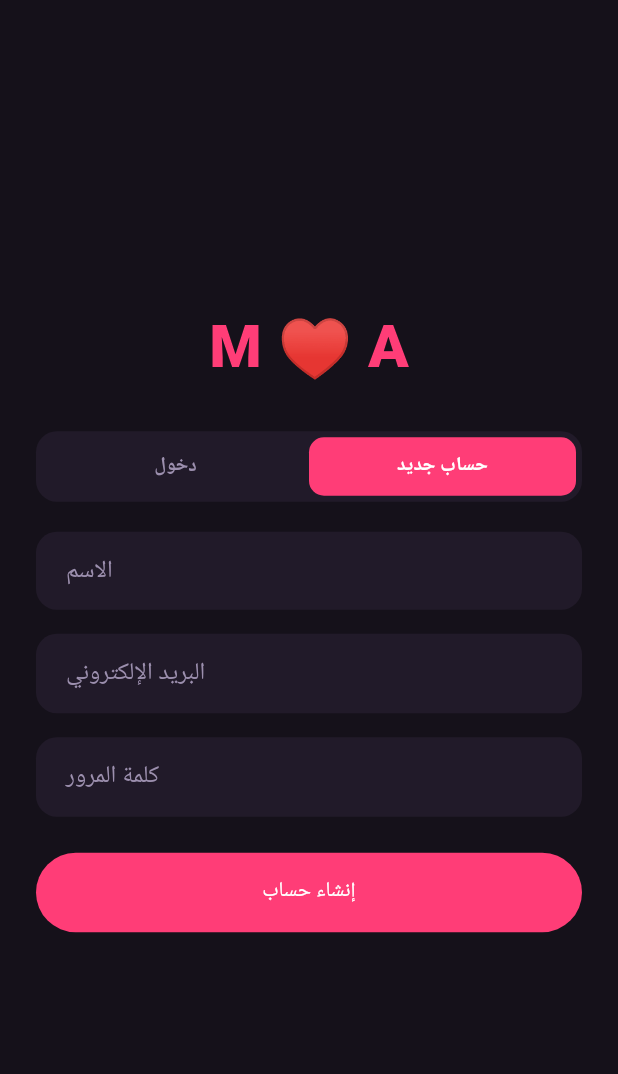
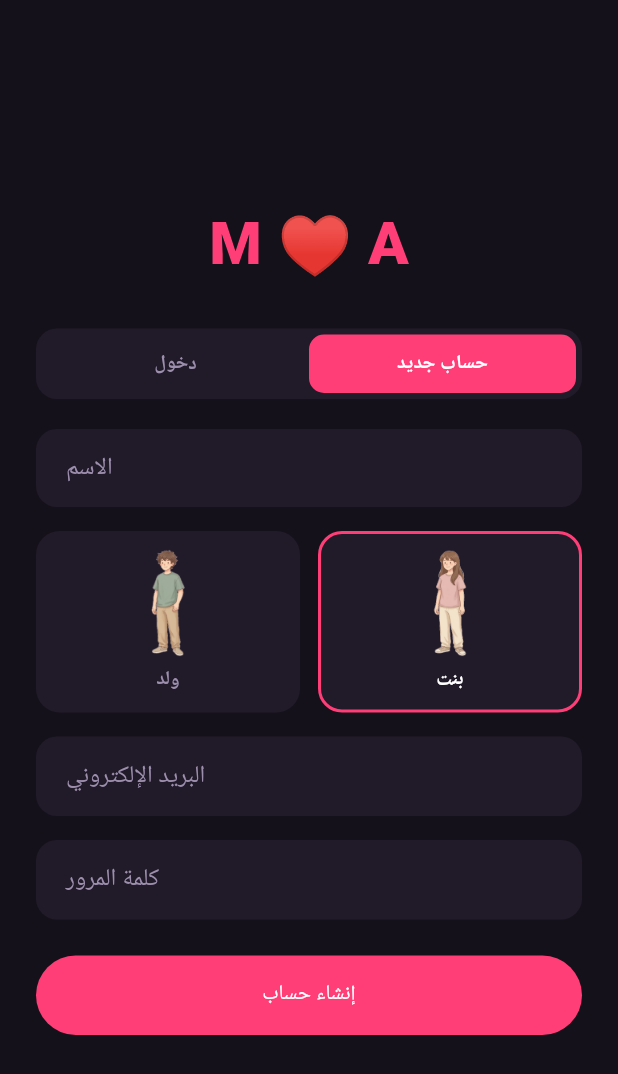
Before and after one commit to M7MMD340/M-A-World, a Flutter app: the screen it shows after launch, after a tap on "حساب جديد", on a phone screen of 412 x 824 dp. Shown: the top 1074 px of the screen. Run offline on Flutter 3.47's test engine with Material 3 defaults, Android fonts, the phone set to English and light mode, and no system bars; our stand-ins replace cloud_firestore, firebase_auth, firebase_core; missing offline and left inert: flame; accounts and stored records are empty.

Commit message:
إضافة اختيار الشخصية (ولد/بنت) عند إنشاء الحساب
بطاقتان بمعاينة حقيقية لكل شخصية (نفس صور الأفاتار داخل اللعبة)
تظهر عند إنشاء حساب جديد. الاختيار يُحفظ في Firestore ويحدد
أي صورة تُستخدم كأفاتار داخل البيت — كل شخص من الاثنين يشوف
شخصيته الخاصة بدل ما يكون الكل نفس الشخصية.

الحسابات القديمة (بدون هذا الحقل) تستمر تلقائيًا بشخصية الولد
كقيمة افتراضية.

Co-Authored-By: Claude Sonnet 5 <noreply@anthropic.com>

```diff
--- a/lib/game/home_world.dart
+++ b/lib/game/home_world.dart
@@ -11,6 +11,7 @@ import 'house_world.dart';
 class HomeWorld extends FlameGame<HouseWorld> {
   HomeWorld({
     required String avatarLabel,
+    required String characterAsset,
     required VoidCallback onOpenChat,
     required VoidCallback onOpenMemories,
     required VoidCallback onOpenCamera,
@@ -28,6 +29,7 @@ class HomeWorld extends FlameGame<HouseWorld> {
         super(
           world: HouseWorld(
             avatarLabel: avatarLabel,
+            characterAsset: characterAsset,
             onOpenChat: onOpenChat,
             onOpenMemories: onOpenMemories,
             onOpenCamera: onOpenCamera,
--- a/lib/game/house_world.dart
+++ b/lib/game/house_world.dart
@@ -16,12 +16,14 @@ import 'interactive_object.dart';
 class HouseWorld extends World with HasGameReference<HomeWorld> {
   HouseWorld({
     required this.avatarLabel,
+    required this.characterAsset,
     required this.onOpenChat,
     required this.onOpenMemories,
     required this.onOpenCamera,
   });
 
   final String avatarLabel;
+  final String characterAsset;
   final VoidCallback onOpenChat;
   final VoidCallback onOpenMemories;
   final VoidCallback onOpenCamera;
@@ -71,9 +73,7 @@ class HouseWorld extends World with HasGameReference<HomeWorld> {
       showIcon: false,
     ));
 
-    // TODO: let each person pick boy/girl once the wardrobe/character
-    // picker exists; everyone gets the boy sprite for now.
-    final avatarSprite = await Flame.images.load('characters/boy.png');
+    final avatarSprite = await Flame.images.load('characters/$characterAsset.png');
     avatar = AvatarComponent(
       label: avatarLabel,
       sprite: avatarSprite,
--- a/lib/models/user_profile.dart
+++ b/lib/models/user_profile.dart
@@ -1,5 +1,4 @@
 import 'package:cloud_firestore/cloud_firestore.dart';
-import 'package:flutter/material.dart';
 
 class UserProfile {
   UserProfile({
@@ -8,6 +7,7 @@ class UserProfile {
     required this.email,
     this.coupleId,
     this.outfitColor,
+    this.gender,
   });
 
   final String uid;
@@ -16,11 +16,11 @@ class UserProfile {
   final String? coupleId;
   final String? outfitColor;
 
-  Color get avatarColor {
-    if (outfitColor == null) return const Color(0xFFFF3D77);
-    final hex = outfitColor!.replaceFirst('#', '');
-    return Color(int.parse('FF$hex', radix: 16));
-  }
+  /// 'boy' or 'girl' — picked at signup. Falls back to 'boy' for accounts
+  /// created before this existed.
+  final String? gender;
+
+  String get characterAsset => gender == 'girl' ? 'girl' : 'boy';
 
   factory UserProfile.fromDoc(DocumentSnapshot<Map<String, dynamic>> doc) {
     final data = doc.data() ?? {};
@@ -30,6 +30,7 @@ class UserProfile {
       email: (data['email'] as String?) ?? '',
       coupleId: data['coupleId'] as String?,
       outfitColor: data['outfitColor'] as String?,
+      gender: data['gender'] as String?,
     );
   }
 }
--- a/lib/screens/home_screen.dart
+++ b/lib/screens/home_screen.dart
@@ -52,6 +52,7 @@ class HomeScreen extends StatelessWidget {
             child: GameWidget(
               game: HomeWorld(
                 avatarLabel: profile.displayName,
+                characterAsset: profile.characterAsset,
                 onOpenChat: () => _openStub(
                   context,
                   'رسائلنا 💌',
--- a/lib/screens/login_screen.dart
+++ b/lib/screens/login_screen.dart
@@ -16,6 +16,7 @@ class _LoginScreenState extends State<LoginScreen> {
   String? _error;
   bool _loading = false;
   bool _isSignup = false;
+  String _gender = 'girl';
 
   Future<void> _submit() async {
     setState(() {
@@ -45,6 +46,7 @@ class _LoginScreenState extends State<LoginScreen> {
           'email': _email.text.trim(),
           'coupleId': null,
           'outfitColor': '#FF3D77',
+          'gender': _gender,
           'createdAt': FieldValue.serverTimestamp(),
         });
       } else {
@@ -121,6 +123,11 @@ class _LoginScreenState extends State<LoginScreen> {
                     ),
                   ),
                   const SizedBox(height: 16),
+                  _GenderPicker(
+                    value: _gender,
+                    onChanged: (v) => setState(() => _gender = v),
+                  ),
+                  const SizedBox(height: 16),
                 ],
                 TextField(
                   controller: _email,
@@ -165,6 +172,57 @@ class _LoginScreenState extends State<LoginScreen> {
               ],
             ),
           ),
+        ),
+      ),
+    );
+  }
+}
+
+class _GenderPicker extends StatelessWidget {
+  const _GenderPicker({required this.value, required this.onChanged});
+
+  final String value;
+  final ValueChanged<String> onChanged;
+
+  @override
+  Widget build(BuildContext context) {
+    return Row(
+      children: [
+        Expanded(child: _card('boy', 'ولد')),
+        const SizedBox(width: 12),
+        Expanded(child: _card('girl', 'بنت')),
+      ],
+    );
+  }
+
+  Widget _card(String key, String label) {
+    final active = value == key;
+    return GestureDetector(
+      onTap: () => onChanged(key),
+      child: AnimatedContainer(
+        duration: const Duration(milliseconds: 200),
+        padding: const EdgeInsets.symmetric(vertical: 10),
+        decoration: BoxDecoration(
+          color: const Color(0xFF211A29),
+          borderRadius: BorderRadius.circular(16),
+          border: Border.all(
+            color: active ? const Color(0xFFFF3D77) : Colors.transparent,
+            width: 2,
+          ),
+        ),
+        child: Column(
+          children: [
+            Image.asset('assets/images/characters/$key.png', height: 72),
+            const SizedBox(height: 6),
+            Text(
+              label,
+              style: TextStyle(
+                color: active ? Colors.white : const Color(0xFF9C8FAE),
+                fontWeight: FontWeight.w700,
+                fontSize: 13,
+              ),
+            ),
+          ],
         ),
       ),
     );
```
